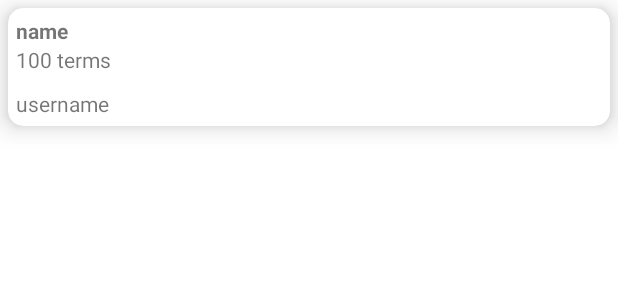
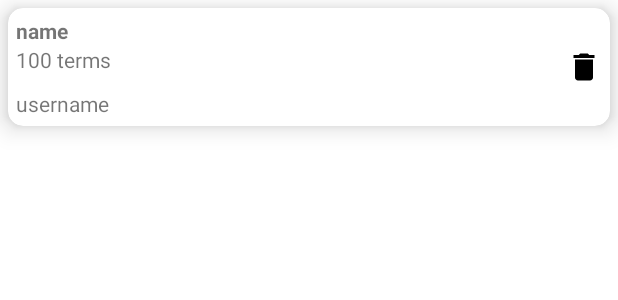
Before and after one commit to I-m-Out-Of-Ideas/CollabDeck, an Android app: the layout studyset.xml on its own in the app's theme, with its tools: preview values and no code run, on a phone screen of 412 x 824 dp. Shown: the top 300 px of the screen. Run offline under Robolectric (Android 15) with nearby library versions, the phone set to English and light mode, and no system bars.

Commit message:
StudySet Delete

```diff
--- a/app/src/main/java/com/example/testapp/MainActivity.kt
+++ b/app/src/main/java/com/example/testapp/MainActivity.kt
@@ -26,7 +26,7 @@ class MainActivity : AppCompatActivity() {
     lateinit var createSet : Button
 
     lateinit var adapter : StudySetsAdapter
-    var studySets : MutableList<StudySet> = mutableListOf()
+    var studySets : ArrayList<StudySet> = ArrayList()
 
     override fun onCreate(savedInstanceState: Bundle?) {
         super.onCreate(savedInstanceState)
--- a/app/src/main/res/layout/studyset.xml
+++ b/app/src/main/res/layout/studyset.xml
@@ -11,6 +11,11 @@
         android:layout_width="match_parent"
         android:layout_height="match_parent"
         android:layout_margin="5dp">
+
+        <RelativeLayout
+            android:layout_width="wrap_content"
+            android:layout_height="wrap_content"
+            android:layout_toLeftOf="@id/id_delBtn">
 
             <TextView
                 android:id="@+id/id_setName"
@@ -40,4 +45,16 @@
                 android:layout_marginTop="10dp"
                 android:text="username" />
         </RelativeLayout>
+
+
+        <ImageView
+            android:id="@+id/id_delBtn"
+            android:layout_width="wrap_content"
+            android:layout_height="wrap_content"
+            android:layout_alignParentEnd="true"
+            android:layout_centerVertical="true"
+            android:clickable="true"
+            android:src="@drawable/delete" />
+    </RelativeLayout>
+
 </androidx.cardview.widget.CardView>
```
Also changed, not shown: app/src/main/java/com/example/testapp/StudySetsAdapter.kt (+62 -5 lines). Lines whose indentation alone changed are shown as unchanged.
